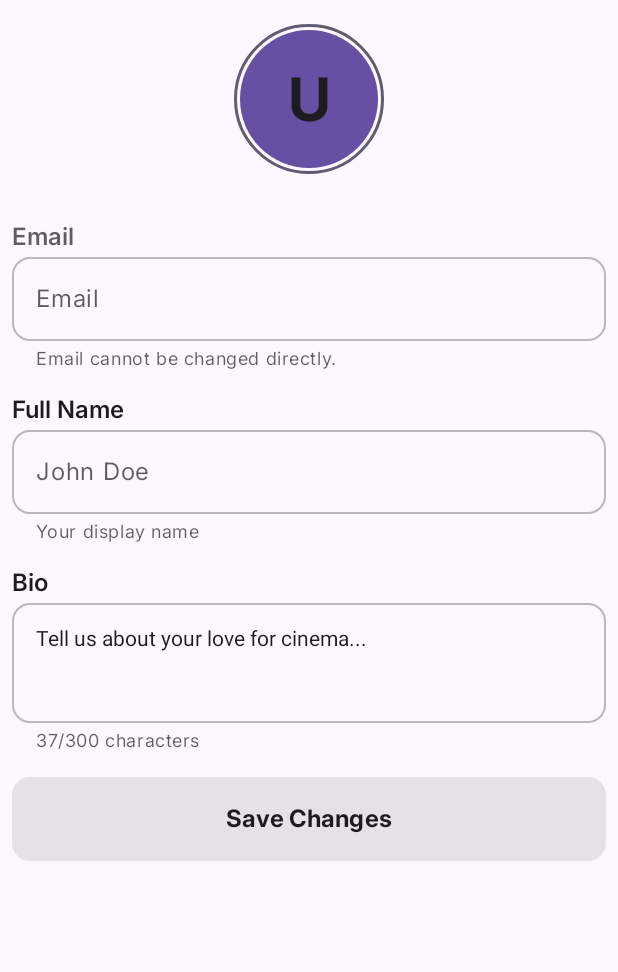
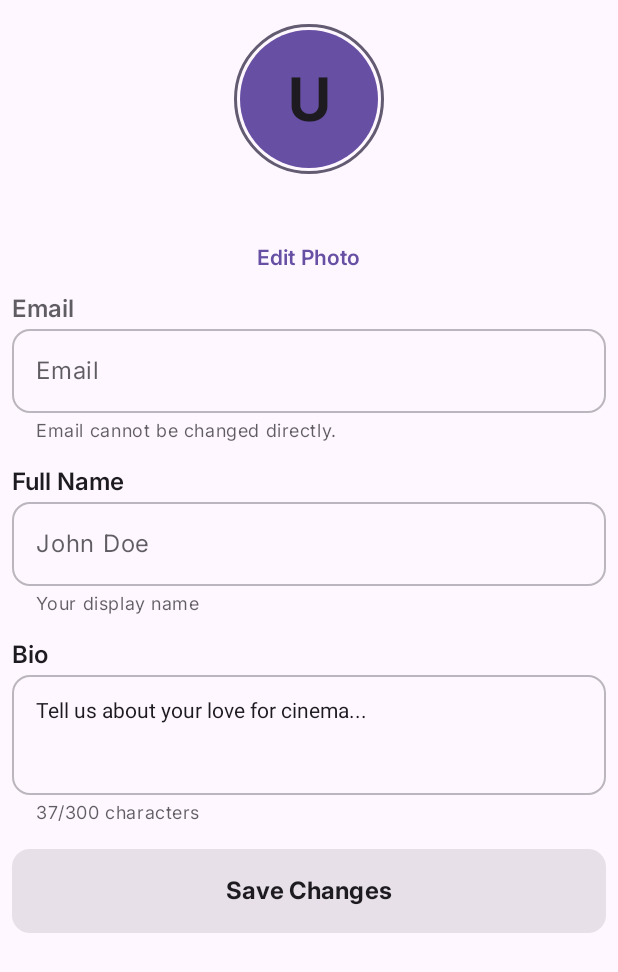
Before and after one commit to Tarik-Lotfy/Capstone-Project-DEPI, an Android app built with Jetpack Compose: the composable EditProfileScreenContent shown on its own in the app's theme, on a phone screen of 412 x 824 dp. Shown: the top 972 px of the screen. Run offline under Robolectric (Android 15) with nearby library versions, the phone set to English and light mode, and no system bars; our stand-ins replace Firebase (no records; nobody signed in at launch, a user with empty details on screens opened directly); pictures from the network do not load.

Commit message:
ProfilePhoto

```diff
--- a/app/src/main/java/com/example/moviestime/ui/screens/EditProfile.kt
+++ b/app/src/main/java/com/example/moviestime/ui/screens/EditProfile.kt
@@ -100,6 +100,14 @@ fun EditProfileScreenContent(
 
             Spacer(Modifier.height(32.dp))
 
+            TextButton(onClick = { imagePickerLauncher.launch("image/*") }) {
+                Text(
+                    text = stringResource(R.string.edit_photo),
+                    fontFamily = Inter,
+                    fontWeight = FontWeight.SemiBold
+                )
+            }
+
             Column(
                 modifier = Modifier
                     .weight(1f)
@@ -143,7 +151,9 @@ fun EditProfileScreenContent(
                     borderColor = borderColor
                 )
 
-                val isSaveEnabled = fullName.isNotBlank() && (fullName != userProfile.name || bio != userProfile.bio)
+                val isSaveEnabled =
+                    (fullName.isNotBlank() || selectedPhotoUri != null) &&
+                    (fullName != userProfile.name || bio != userProfile.bio || selectedPhotoUri != null)
                 val isSaving = uiState.isLoading
 
                 Button(
--- a/app/src/main/res/values/strings.xml
+++ b/app/src/main/res/values/strings.xml
@@ -78,6 +78,7 @@
     <string name="settings_item_arrow_cd">Navigate to details</string>
     <string name="movie_details_title">Movie Details</string>
     <string name="trailer_title">Trailer</string>
+    <string name="edit_photo">Edit Photo</string>
 
     <!-- Login Screen -->
     <string name="create_account">Create Account</string>
```
Also changed, not shown: app/src/main/java/com/example/moviestime/viewmodel/AuthViewModel.kt (+7 -1 lines), 1 other file.
